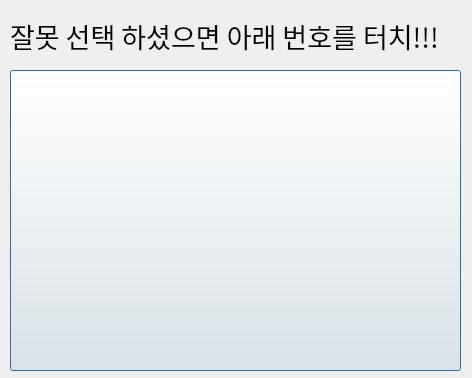
The window that HMI/check.ui (MysteriousSonOfGod/DMS) describes before a commit, drawn with Qt 5.
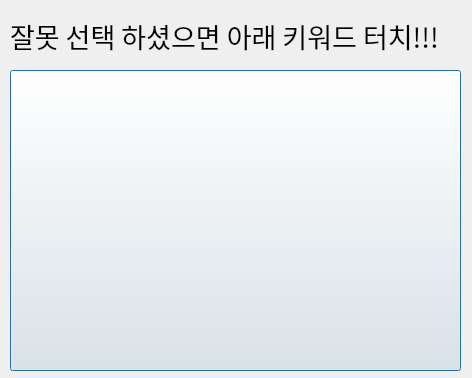
The same window after the commit.

```diff
--- a/HMI/check.ui
+++ b/HMI/check.ui
@@ -42,7 +42,7 @@
     </font>
    </property>
    <property name="text">
-    <string>잘못 선택 하셨으면 아래 번호를 터치!!!</string>
+    <string>잘못 선택 하셨으면 아래 키워드 터치!!!</string>
    </property>
   </widget>
  </widget>
```
